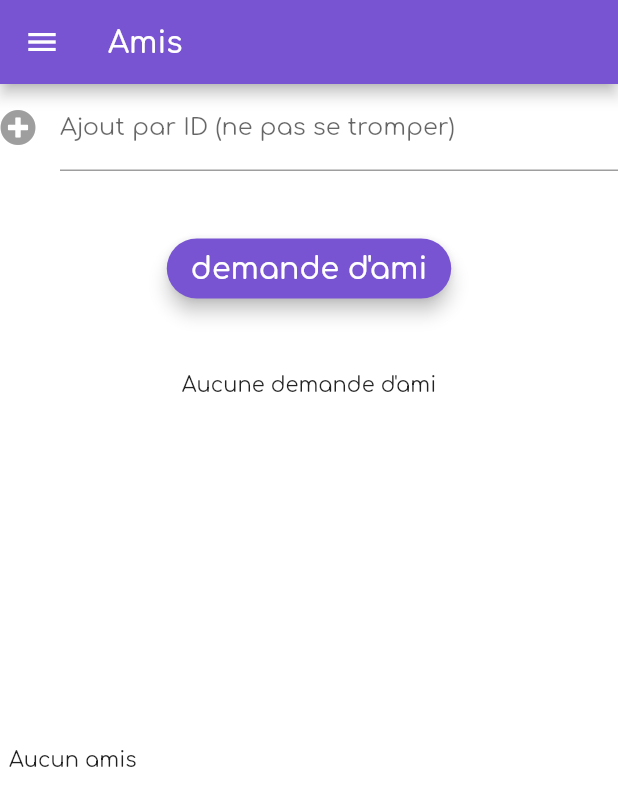
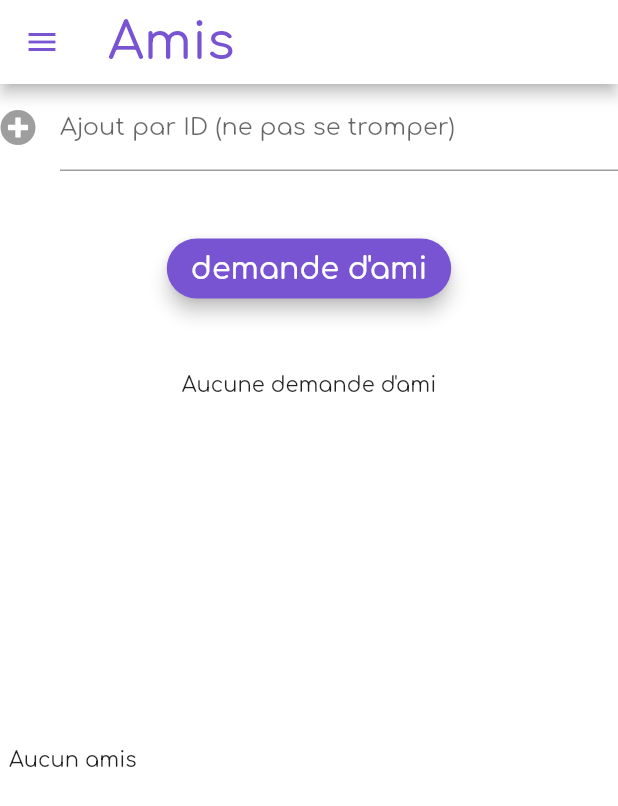
Before and after one commit to jeremySrgt/lynightProject, a Flutter app: the FriendsPage screen opened by its route, on a phone screen of 412 x 824 dp. Shown: the top 806 px of the screen. Run offline on Flutter 3.47's test engine with Material 2 defaults, Android fonts, the phone set to English and light mode, and no system bars; our stand-ins replace cloud_firestore, firebase_auth, firebase_storage, flutter_datetime_picker, flutter_slidable, font_awesome_flutter and 5 more; missing offline and left inert: qr_code_scanner, simple_slider; accounts and stored records are empty; project files that could hold a hidden picture were left out.

Commit message:
Slider all appbar design in white background

```diff
--- a/lib/friends/friendsPage.dart
+++ b/lib/friends/friendsPage.dart
@@ -336,8 +336,9 @@ class _FriendsPageState extends State<FriendsPage> {
     return Scaffold(
       backgroundColor: Colors.white,
       appBar: AppBar(
-        backgroundColor: Theme.of(context).primaryColor,
-        title: Text('Amis'),
+        backgroundColor: Colors.white,
+        iconTheme: IconThemeData(color: Theme.of(context).primaryColor),
+        title: Text('Amis',style: TextStyle(color: Theme.of(context).primaryColor,fontSize: 34),),
       ),
       body: RefreshIndicator(
         key: _refreshIndicatorKey,
--- a/lib/myReservations/myReservation.dart
+++ b/lib/myReservations/myReservation.dart
@@ -242,8 +242,9 @@ class _ListPageState extends State<ListPage> {
       resizeToAvoidBottomPadding: false,
       backgroundColor: Colors.white,
       appBar: AppBar(
-        backgroundColor: Theme.of(context).primaryColor,
-        title: Text('Mes reservations'),
+        backgroundColor: Colors.white,
+        iconTheme: IconThemeData(color: Theme.of(context).primaryColor),
+        title: Text('Mes reservations',style: TextStyle(color: Theme.of(context).primaryColor,fontSize: 34),),
       ),
       body: _makeBody(userReservationList),
       drawer: CustomSlider(
```
